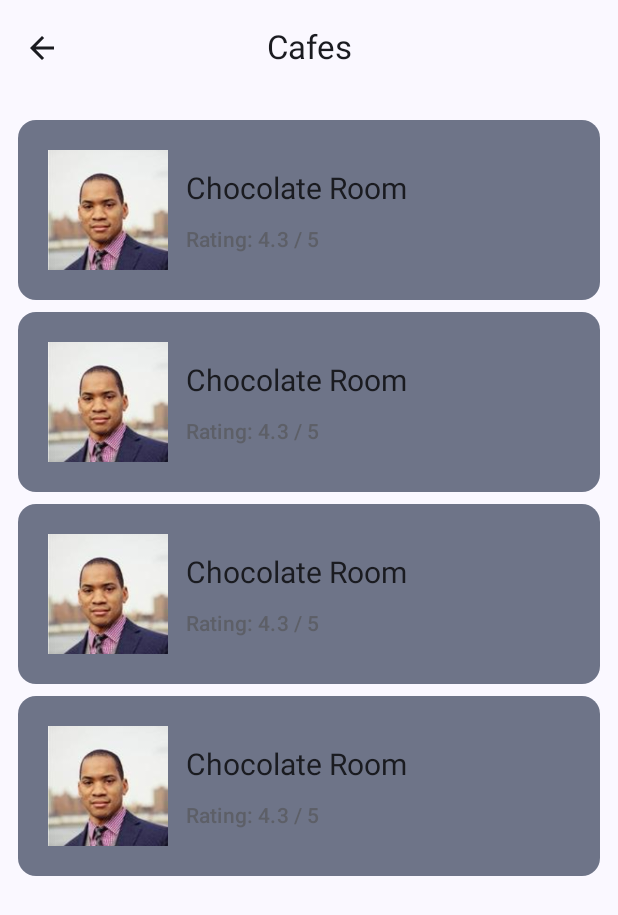
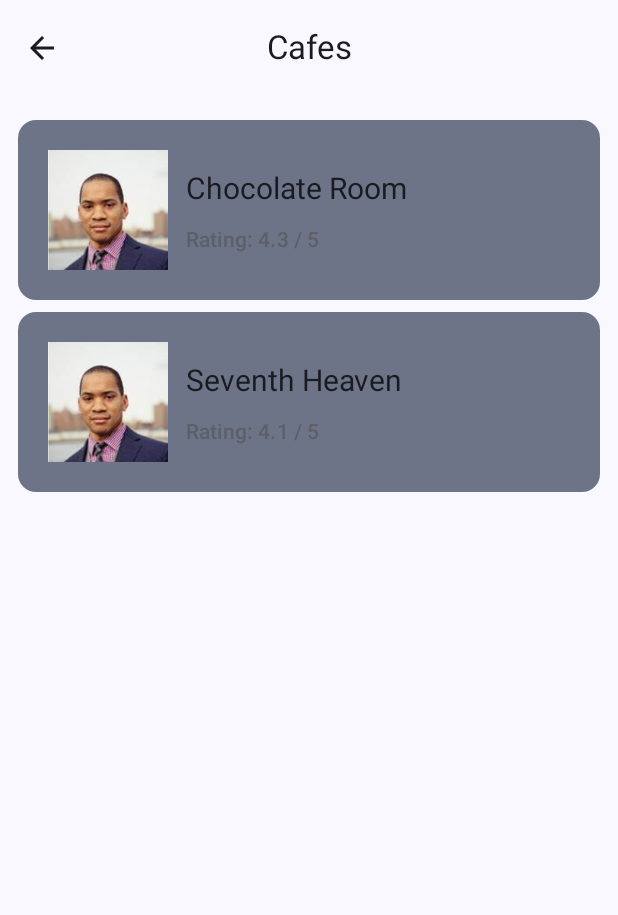
Before and after one commit to joyrack/Vellore-Tourism, an Android app built with Jetpack Compose: the screen it shows after launch (MainActivity), after a tap on "Cafes", on a phone screen of 412 x 824 dp. Shown: the top 915 px of the screen. Run offline under Robolectric (Android 15) with nearby library versions, the phone set to English and light mode, and no system bars; our stand-ins replace window size class.

Commit message:
final working app

```diff
--- a/app/src/main/java/com/example/velloretourism/data/local/LocalPlacesDataProvider.kt
+++ b/app/src/main/java/com/example/velloretourism/data/local/LocalPlacesDataProvider.kt
@@ -8,12 +8,12 @@ import com.example.velloretourism.data.Place
 object LocalPlacesDataProvider {
     val allPlaces = listOf(
         Place(
-            category = Category.CAFES,
-            name = R.string.chocolate_room_name,
+            category = Category.SPORTS,
+            name = R.string.a_name,
             rating = 4.3,
             imageId = R.drawable.avatar_0,
-            description = R.string.chocolate_room_description,
-            menuUrl = R.string.chocolate_room_menu
+            description = R.string.a_desc,
+            menuUrl = -1
         ),
         Place(
             category = Category.CAFES,
@@ -24,20 +24,52 @@ object LocalPlacesDataProvider {
             menuUrl = R.string.chocolate_room_menu
         ),
         Place(
-            category = Category.CAFES,
-            name = R.string.chocolate_room_name,
+            category = Category.ADVENTURE_SPOTS,
+            name = R.string.b_name,
             rating = 4.3,
             imageId = R.drawable.avatar_0,
-            description = R.string.chocolate_room_description,
+            description = R.string.b_desc,
+            menuUrl = -1
+        ),
+        Place(
+            category = Category.RESTAURANTS,
+            name = R.string.c_name,
+            rating = 4.3,
+            imageId = R.drawable.avatar_0,
+            description = R.string.c_desc,
             menuUrl = R.string.chocolate_room_menu
         ),
         Place(
+            category = Category.SHOPPING_CENTERS,
+            name = R.string.d_name,
+            rating = 4.1,
+            imageId = R.drawable.avatar_0,
+            description = R.string.d_desc,
+            menuUrl = -1
+        ),
+        Place(
+            category = Category.HISTORIC_PLACES,
+            name = R.string.e_name,
+            rating = 4.1,
+            imageId = R.drawable.avatar_0,
+            description = R.string.e_desc,
+            menuUrl = -1
+        ),
+        Place(
             category = Category.CAFES,
-            name = R.string.chocolate_room_name,
-            rating = 4.3,
+            name = R.string.seventh_heaven_name,
+            rating = 4.1,
             imageId = R.drawable.avatar_0,
-            description = R.string.chocolate_room_description,
-            menuUrl = R.string.chocolate_room_menu
+            description = R.string.seventh_heaven_description,
+            menuUrl = R.string.seventh_heaven_menu
         ),
+        Place(
+            category = Category.SPORTS,
+            name = R.string.f_name,
+            rating = 3.6,
+            imageId = R.drawable.avatar_0,
+            description = R.string.f_desc,
+            menuUrl = -1
+        )
     )
 }
--- a/app/src/main/res/values/strings.xml
+++ b/app/src/main/res/values/strings.xml
@@ -12,4 +12,29 @@
     <string name="chocolate_room_description">Lorem Ipsum is simply dummy text of the printing and typesetting industry. Lorem Ipsum has been the industry\'s standard dummy text ever since the 1500s, when an unknown printer took a galley of type and scrambled it to make a type specimen book. It has survived not only five centuries, but also the leap into electronic typesetting, remaining essentially unchanged.</string>
     <string name="chocolate_room_name">Chocolate Room</string>
     <string name="chocolate_room_menu">https://www.zomato.com/vellore/the-chocolate-room-katpadi/menu</string>
+
+    <string name="seventh_heaven_name">Seventh Heaven</string>
+    <string name="seventh_heaven_description">Lorem Ipsum is simply dummy text of the printing and typesetting industry. Lorem Ipsum has been the industry\'s standard dummy text ever since the 1500s, when an unknown printer took a galley of type and scrambled it to make a type specimen book. It has survived not only five centuries, but also the leap into electronic typesetting, remaining essentially unchanged.</string>
+    <string name="seventh_heaven_menu">https://www.zomato.com/vellore/the-chocolate-room-katpadi/menu</string>
+
+    <string name="one_name">una</string>
+    <string name="one_desc">una_desc</string>
+
+    <string name="a_name">one</string>
+    <string name="a_desc">one_desc</string>
+
+    <string name="b_name">two</string>
+    <string name="b_desc">two_desc</string>
+
+    <string name="c_name">three</string>
+    <string name="c_desc">three_desc</string>
+
+    <string name="d_name">four</string>
+    <string name="d_desc">four_desc</string>
+
+    <string name="e_name">five</string>
+    <string name="e_desc">five_desc</string>
+
+    <string name="f_name">six</string>
+    <string name="f_desc">six_desc</string>
 </resources>
```
Also changed, not shown: app/src/main/java/com/example/velloretourism/HomeScreen.kt (+63 -3 lines), app/src/main/java/com/example/velloretourism/ui/MainViewModel.kt (+8 -0 lines), app/src/main/java/com/example/velloretourism/ui/PlaceScreen.kt (+27 -47 lines).
